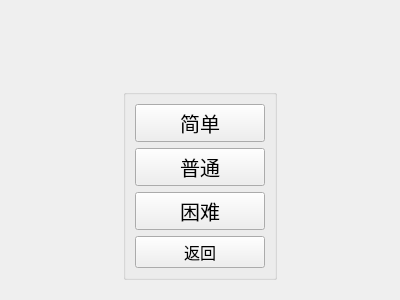
This is client/gomokuClient/offlinechoicewidget.ui in ELUT1111/Gomoku as Qt 5 draws it before an edit. The edited form follows.
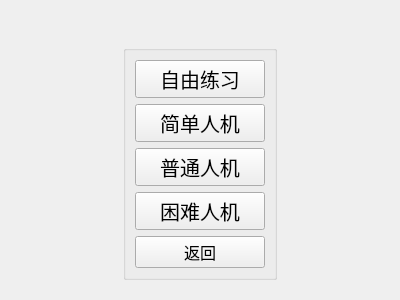
This is the edited form.

Patch:
```diff
--- a/client/gomokuClient/offlinechoicewidget.ui
+++ b/client/gomokuClient/offlinechoicewidget.ui
@@ -39,6 +39,24 @@
          <string/>
         </property>
         <layout class="QVBoxLayout" name="verticalLayout_2">
+         <item>
+          <widget class="QPushButton" name="freeButton">
+           <property name="sizePolicy">
+            <sizepolicy hsizetype="Minimum" vsizetype="Expanding">
+             <horstretch>0</horstretch>
+             <verstretch>0</verstretch>
+            </sizepolicy>
+           </property>
+           <property name="font">
+            <font>
+             <pointsize>15</pointsize>
+            </font>
+           </property>
+           <property name="text">
+            <string>自由练习</string>
+           </property>
+          </widget>
+         </item>
          <item>
           <widget class="QPushButton" name="easyButton">
            <property name="sizePolicy">
@@ -53,7 +71,7 @@
             </font>
            </property>
            <property name="text">
-            <string>简单</string>
+            <string>简单人机</string>
            </property>
           </widget>
          </item>
@@ -71,7 +89,7 @@
             </font>
            </property>
            <property name="text">
-            <string>普通</string>
+            <string>普通人机</string>
            </property>
           </widget>
          </item>
@@ -89,7 +107,7 @@
             </font>
            </property>
            <property name="text">
-            <string>困难</string>
+            <string>困难人机</string>
            </property>
           </widget>
          </item>
```
